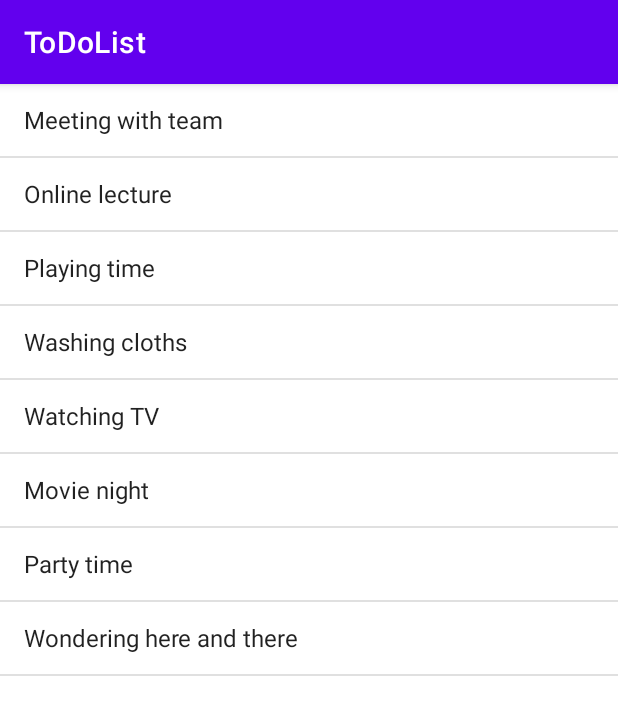
After one commit to sharaafnazeer/android-todo, an Android app: the ListsSimpleActivity screen opened directly, with no data from a screen before it, on a phone screen of 412 x 824 dp. The commit adds this screen. Shown: the top 715 px of the screen. Run offline under Robolectric (Android 15) with nearby library versions, the phone set to English and light mode, and no system bars.

Commit message:
Create simple listviews and custom listviews

```diff
--- a/app/src/main/AndroidManifest.xml
+++ b/app/src/main/AndroidManifest.xml
@@ -9,7 +9,9 @@
         android:roundIcon="@mipmap/ic_launcher_round"
         android:supportsRtl="true"
         android:theme="@style/Theme.ToDoList">
-        <activity android:name=".RegisterActivity"></activity>
+        <activity android:name=".listviews.ListsCustomActivity"></activity>
+        <activity android:name=".listviews.ListsSimpleActivity" />
+        <activity android:name=".RegisterActivity" />
         <activity android:name=".LoginActivity">
             <intent-filter>
                 <action android:name="android.intent.action.MAIN" />
@@ -17,7 +19,7 @@
                 <category android:name="android.intent.category.LAUNCHER" />
             </intent-filter>
         </activity>
-        <activity android:name=".MainActivity"></activity>
+        <activity android:name=".MainActivity" />
     </application>
 
 </manifest>
--- a/app/src/main/java/com/creativelabs/todolist/LoginActivity.java
+++ b/app/src/main/java/com/creativelabs/todolist/LoginActivity.java
@@ -7,6 +7,9 @@ import android.os.Bundle;
 import android.view.View;
 import android.widget.Button;
 import android.widget.TextView;
+
+import com.creativelabs.todolist.listviews.ListsCustomActivity;
+import com.creativelabs.todolist.listviews.ListsSimpleActivity;
 
 public class LoginActivity extends AppCompatActivity {
 
@@ -26,7 +29,7 @@ public class LoginActivity extends AppCompatActivity {
         });
 
         btnLogin.setOnClickListener(v -> {
-            Intent mainIntent = new Intent(this, MainActivity.class);
+            Intent mainIntent = new Intent(this, ListsCustomActivity.class);
             startActivity(mainIntent);
             finish(); // To finish current activity
         });
--- /dev/null
+++ b/app/src/main/java/com/creativelabs/todolist/listviews/ListsSimpleActivity.java
@@ -0,0 +1,61 @@
+package com.creativelabs.todolist.listviews;
+
+import androidx.appcompat.app.AppCompatActivity;
+
+import android.os.Bundle;
+import android.view.View;
+import android.widget.AdapterView;
+import android.widget.ArrayAdapter;
+import android.widget.ListView;
+import android.widget.Toast;
+
+import com.creativelabs.todolist.R;
+import com.creativelabs.todolist.classes.ToDoItem;
+
+import java.util.ArrayList;
+import java.util.Date;
+import java.util.List;
+
+// 1. Arrays - fixed size
+// 2. ArrayList / List - dynamic size
+
+public class ListsSimpleActivity extends AppCompatActivity {
+
+    // 1. Creating a list view items
+    String [] listItems = { "Meeting with team", "Online lecture", "Playing time", "Washing cloths", "Watching TV",
+            "Movie night", "Party time", "Wondering here and there" };
+
+    // 1. Creating a array list of ToDo items
+    List<ToDoItem> toDoItems = new ArrayList<ToDoItem>();
+
+    // 2. Initialize an List view locally
+    private ListView listViewItems;
+
+    @Override
+    protected void onCreate(Bundle savedInstanceState) {
+        super.onCreate(savedInstanceState);
+        setContentView(R.layout.activity_lists_simple);
+
+        // 3. Call and assign xml view to locally created list view
+        listViewItems = findViewById(R.id.lvItems);
+
+        // Adapter - Something an intermediate communication between list view and list items
+
+        // Parameters -> 1. Context 2. List view template 3. List view array
+        ArrayAdapter adapter = new ArrayAdapter<String>(this, android.R.layout.simple_list_item_1, listItems);
+
+        // Bind adapter to the list view interface
+        listViewItems.setAdapter(adapter);
+
+        // 1. setOnClickListener()
+        // 2. setOnItemClickListener()
+
+        listViewItems.setOnItemClickListener(new AdapterView.OnItemClickListener(){
+            @Override
+            public void onItemClick(AdapterView<?> parent, View view, int position, long id) {
+                String currentValue = (String) adapter.getItem(position);
+                Toast.makeText(getApplicationContext(), currentValue, Toast.LENGTH_LONG).show();
+            }
+        });
+    }
+}
--- /dev/null
+++ b/app/src/main/res/layout/activity_lists_simple.xml
@@ -0,0 +1,19 @@
+<?xml version="1.0" encoding="utf-8"?>
+<androidx.constraintlayout.widget.ConstraintLayout xmlns:android="http://schemas.android.com/apk/res/android"
+    xmlns:app="http://schemas.android.com/apk/res-auto"
+    xmlns:tools="http://schemas.android.com/tools"
+    android:id="@+id/clMain"
+    android:layout_width="match_parent"
+    android:layout_height="match_parent"
+    tools:context=".listviews.ListsSimpleActivity">
+
+    <ListView
+        android:id="@+id/lvItems"
+        android:layout_width="0dp"
+        android:layout_height="match_parent"
+        app:layout_constraintBottom_toBottomOf="parent"
+        app:layout_constraintEnd_toEndOf="parent"
+        app:layout_constraintStart_toStartOf="parent"
+        app:layout_constraintTop_toTopOf="parent" />
+
+</androidx.constraintlayout.widget.ConstraintLayout>
```
Also changed, not shown: app/src/main/java/com/creativelabs/todolist/MainActivity.java (+8 -0 lines), app/src/main/java/com/creativelabs/todolist/adapters/CustomTodoListAdapter.java (added, +59 -0 lines), app/src/main/java/com/creativelabs/todolist/classes/ToDoItem.java (added, +41 -0 lines), app/src/main/java/com/creativelabs/todolist/listviews/ListsCustomActivity.java (added, +49 -0 lines), app/src/main/res/layout/activity_lists_custom.xml (added, +19 -0 lines), app/src/main/res/layout/layout_custom_list_todo.xml (added, +38 -0 lines), 1 other file.
